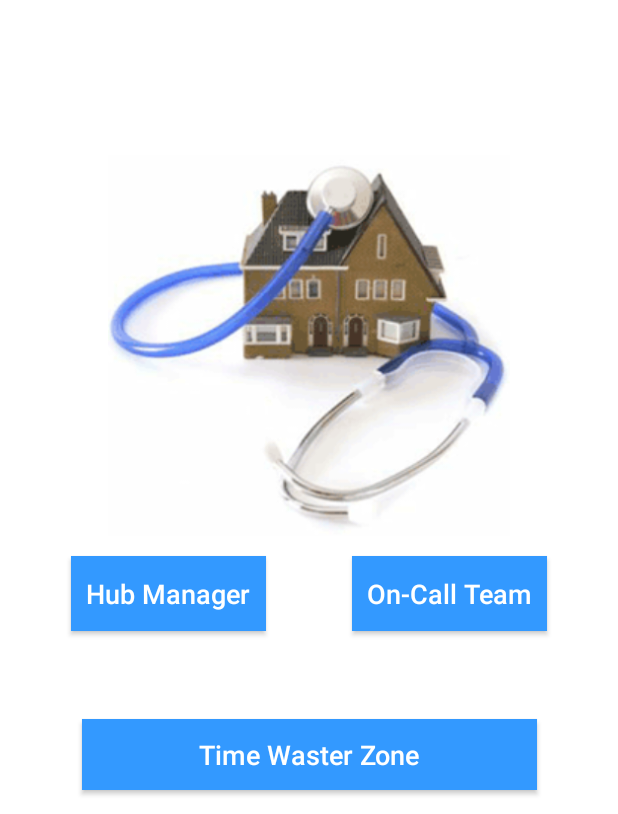
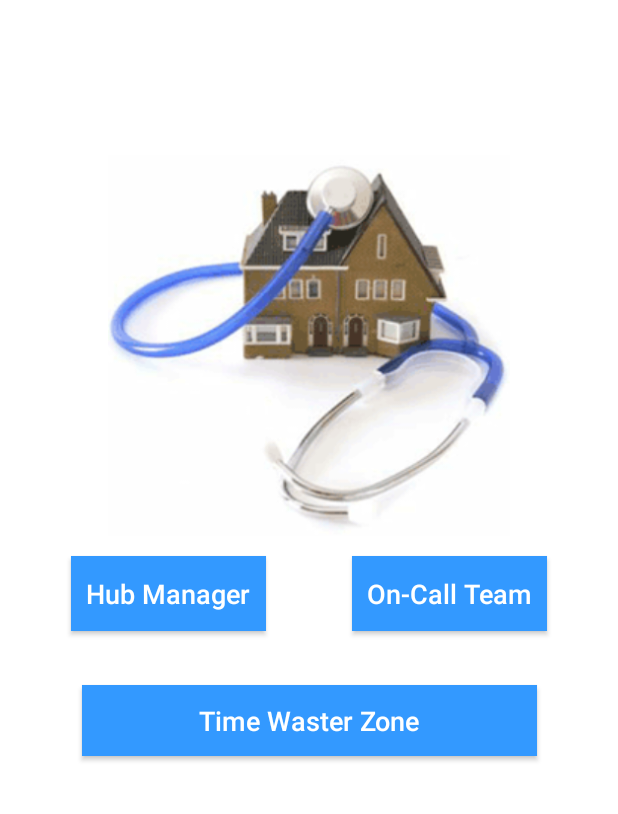
Before and after one commit to LukeBev/OoHServiceApplication, an Android app: the MainActivity screen opened directly, with no data from a screen before it, on a phone screen of 412 x 824 dp, the part 422-1236 px from its top. Run offline under Robolectric (Android 15) with nearby library versions, the phone set to English and light mode, and no system bars.

Commit message:
Fixing ID properly
test

```diff
--- a/OoHServiceApp/app/src/main/res/layout/activity_main.xml
+++ b/OoHServiceApp/app/src/main/res/layout/activity_main.xml
@@ -114,7 +114,7 @@
         app:layout_constraintHorizontal_bias="0.507"
         app:layout_constraintLeft_toLeftOf="parent"
         app:layout_constraintRight_toRightOf="parent"
-        app:layout_constraintTop_toBottomOf="@+id/imageViewApp"
+        app:layout_constraintTop_toBottomOf="@+id/imageViewAppLogo"
         app:layout_constraintVertical_bias="0.804" />
 
 </android.support.constraint.ConstraintLayout>
```
